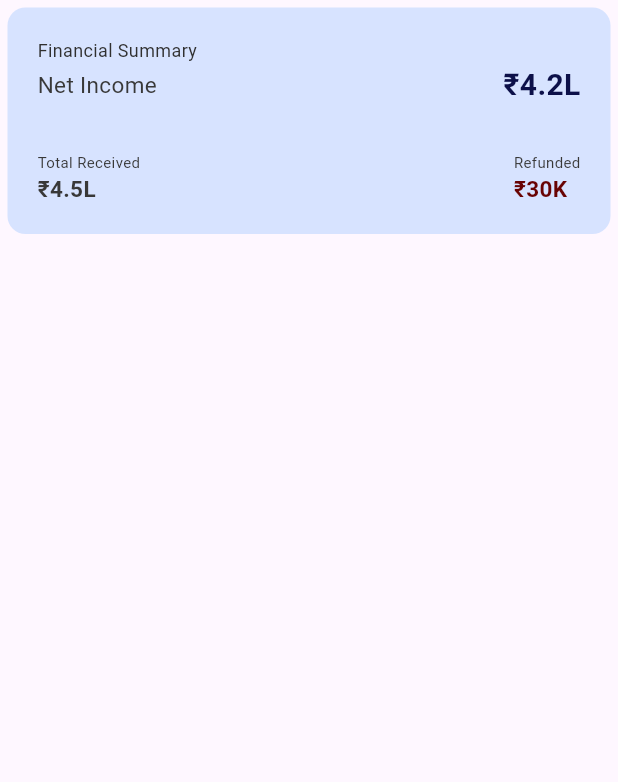
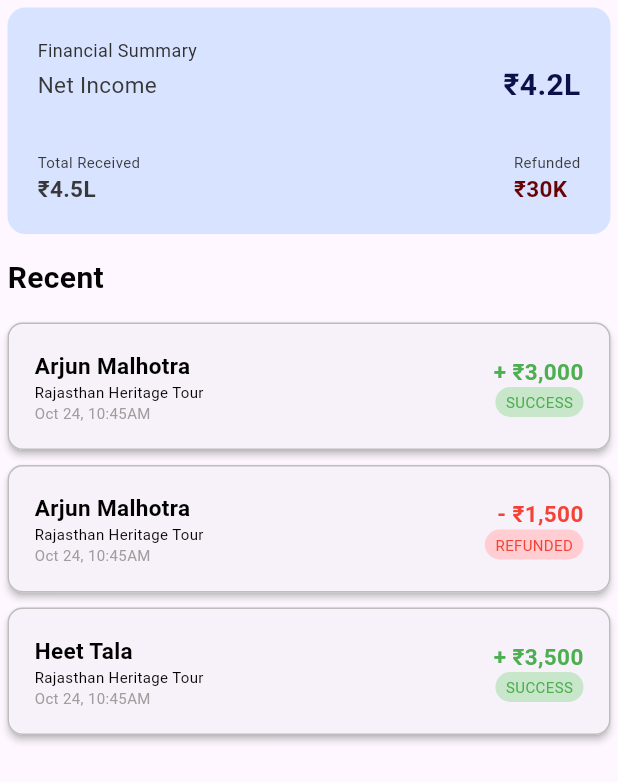
Before and after one commit to KRISHNA-SHINGALA/naviGo_with_flutter, a Flutter app: the ATransactionHistory screen opened directly, on a phone screen of 412 x 824 dp. Shown: the top 782 px of the screen. Run offline on Flutter 3.47's test engine with Material 3 defaults, Android fonts, the phone set to English and light mode, and no system bars.

Commit message:
commit with final transaction

```diff
--- a/navigo_tour_management_system/lib/core/admin/a_transaction_history.dart
+++ b/navigo_tour_management_system/lib/core/admin/a_transaction_history.dart
@@ -7,7 +7,34 @@ class ATransactionHistory extends StatefulWidget {
   State<ATransactionHistory> createState() => _ATransactionHistoryState();
 }
 
-class _ATransactionHistoryState extends State<ATransactionHistory> {
+class _ATransactionHistoryState extends State<ATransactionHistory>
+ {final transaction= [
+  {
+    'name':'Arjun Malhotra',
+    'amount':'+ ₹3,000',
+    'place': 'Rajasthan Heritage Tour',
+    'date':'Oct 24, 10:45AM',
+    'status':'SUCCESS'
+
+  },
+  {
+    'name':'Arjun Malhotra',
+    'amount':'- ₹1,500',
+    'place': 'Rajasthan Heritage Tour',
+    'date':'Oct 24, 10:45AM',
+    'status':'REFUNDED'
+
+  },
+  {
+    'name':'Heet Tala',
+    'amount':'+ ₹3,500',
+    'place': 'Rajasthan Heritage Tour',
+    'date':'Oct 24, 10:45AM',
+    'status':'SUCCESS'
+
+  }
+];
+
   @override
   Widget build(BuildContext context) {
     return  Scaffold(
@@ -106,8 +133,99 @@ class _ATransactionHistoryState extends State<ATransactionHistory> {
                 )
               ],
             ),
-              )
-            ],
+            ),
+            const SizedBox(height: 15),
+            Row(
+              mainAxisAlignment: MainAxisAlignment.spaceBetween,
+              children: [
+                const Text(
+                    'Recent',
+                    style: TextStyle(
+                      fontSize: 20,
+                      color: Color.fromARGB(255, 3, 3, 3),
+                      fontWeight: FontWeight.bold
+                    ),
+                   ),
+              ],
+            ),
+            const SizedBox(height: 15),
+            for(final transaction in transaction )
+            Card(
+            margin: const EdgeInsets.only(bottom: 10),
+            elevation: 2,
+            shape: RoundedRectangleBorder(
+              borderRadius:BorderRadius.circular(10),
+              side: BorderSide(
+                color: Colors.grey.shade400,
+              ),
+            ),
+            child: Padding(
+              padding:const EdgeInsets.all(18),
+              child: Row(
+                 mainAxisAlignment: MainAxisAlignment.spaceBetween,
+                children: [
+                  Column(
+                    crossAxisAlignment: CrossAxisAlignment.start,
+                    children: [
+                    Text(
+                      transaction['name']!,
+                      style:TextStyle(
+                      fontSize: 15,
+                      fontWeight: FontWeight.bold,
+                      color:Colors.black
+                      ) ,
+                    ),
+                        Text(
+                          transaction['place']!,
+                          style:TextStyle(
+                          fontSize: 10,
+                          color:Colors.black
+                          ) ,
+                        ),
+                        Text(
+                          transaction['date']!,
+                          style:TextStyle(
+                          fontSize: 10,
+                          color:Colors.grey
+                          ) ,
+                        ),
+                    ],
+                  ),
+                  Column(
+                    crossAxisAlignment: CrossAxisAlignment.end,
+                    children: [
+                      Text(
+                        transaction['amount']!,
+                        style:TextStyle(
+                        fontSize: 15,
+                        fontWeight: FontWeight.bold,
+                        color: transaction['status']=='SUCCESS'?Colors.green:Colors.red
+                        ) ,
+                      ),
+                      Container(
+                        padding: const EdgeInsets.symmetric(
+                        horizontal: 7, vertical: 3,
+                        ),
+                        decoration: BoxDecoration(
+                          color: transaction['status']=='SUCCESS'?Colors.green[100]:Colors.red[100],
+                          borderRadius: BorderRadius.circular(20),
+                        ),
+                        child:  Text(
+                        transaction['status']!,
+                        style:TextStyle(
+                        fontSize: 10,
+                        color: transaction['status']=='SUCCESS'?Colors.green:Colors.red
+                        ) ,
+                      ),
+                      ),
+                    ],
+                  )
+                ],
+              ),
+              ),
+            )
+
+          ],
           ),
         ),
       ),
--- a/navigo_tour_management_system/lib/main.dart
+++ b/navigo_tour_management_system/lib/main.dart
@@ -1,6 +1,7 @@
 import 'package:flutter/material.dart';
-//import 'package:navigo_tour_management_system/core/admin/a_transaction_history.dart';
-import 'package:navigo_tour_management_system/core/auth/login_screen.dart';
+//import 'package:navigo_tour_management_system/core/admin/a_completedtrips_history.dart';
+import 'package:navigo_tour_management_system/core/admin/a_transaction_history.dart';
+//import 'package:navigo_tour_management_system/core/auth/login_screen.dart';
 // import 'package:navigo_tour_management_system/core/common/splash_screen.dart';
 
 void main() {
@@ -12,6 +13,9 @@ class NaviGoApp extends StatelessWidget {
 
   @override
   Widget build(BuildContext context) {
-    return MaterialApp(debugShowCheckedModeBanner: false, home: LoginScreen());
+    return MaterialApp(
+      debugShowCheckedModeBanner: false,
+      home:ATransactionHistory ()
+    );
   }
 }
```
Also changed, not shown: navigo_tour_management_system/pubspec.lock.
